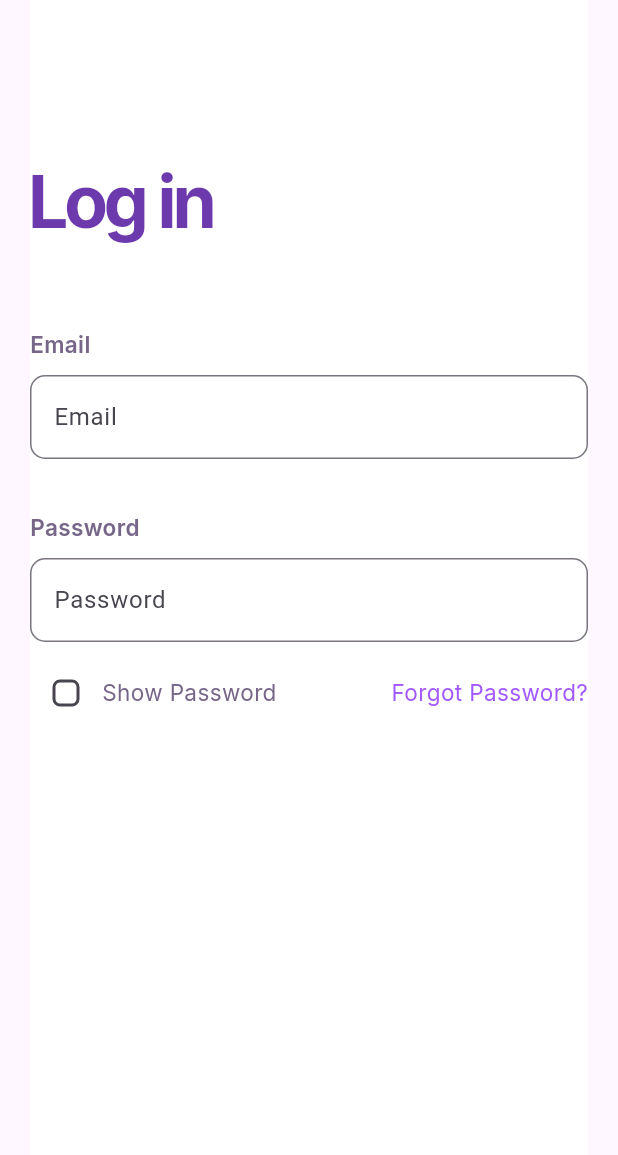
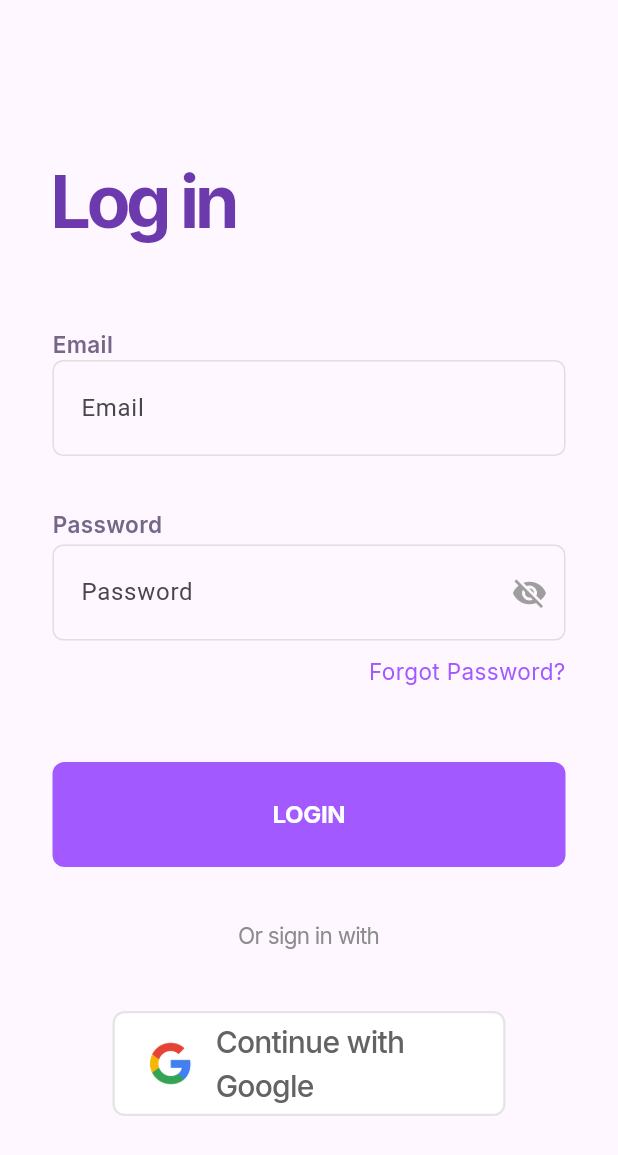
Before and after one commit to ranielART/flutter-shoetally-, a Flutter app: the screen it shows after launch, on a phone screen of 412 x 824 dp. Shown: the top 1155 px of the screen. Run offline on Flutter 3.47's test engine with Material 3 defaults, Android fonts, the phone set to English and light mode, and no system bars; our stand-ins replace firebase_core, google_fonts; accounts and stored records are empty.

Commit message:
finished the login ui

```diff
--- a/lib/screens/login_screen.dart
+++ b/lib/screens/login_screen.dart
@@ -17,8 +17,7 @@ class _LoginScreenState extends State<LoginScreen> {
   Widget build(BuildContext context) {
     return Scaffold(
       body: Container(
-        color: Colors.white,
-        margin: const EdgeInsetsDirectional.symmetric(horizontal: 20),
+        margin: const EdgeInsetsDirectional.symmetric(horizontal: 35),
         child: Column(
           mainAxisAlignment: MainAxisAlignment.start,
           crossAxisAlignment: CrossAxisAlignment.start,
@@ -47,14 +46,28 @@ class _LoginScreenState extends State<LoginScreen> {
                       color: const Color(0xFF766789),
                     ),
                   ),
-                  const SizedBox(height: 10),
                   TextField(
                     controller: emailTextField,
                     keyboardType: TextInputType.emailAddress,
                     decoration: InputDecoration(
                       hintText: 'Email',
-                      border: OutlineInputBorder(
-                        borderRadius: BorderRadius.circular(10.0),
+                      enabledBorder: OutlineInputBorder(
+                        borderRadius: BorderRadius.circular(7.0),
+                        borderSide: const BorderSide(
+                          color: Color.fromARGB(255, 223, 223,
+                              223), // grey color for enabled border
+                        ),
+                      ),
+                      focusedBorder: OutlineInputBorder(
+                        borderRadius: BorderRadius.circular(7.0),
+                        borderSide: const BorderSide(
+                          color: Color(
+                              0xFF6C3AAC), // purple color for focused border
+                        ),
+                      ),
+                      contentPadding: const EdgeInsets.symmetric(
+                        vertical: 20.0, // increase height
+                        horizontal: 15.0, // add horizontal padding
                       ),
                     ),
                   ),
@@ -67,47 +80,50 @@ class _LoginScreenState extends State<LoginScreen> {
                       color: const Color(0xFF766789),
                     ),
                   ),
-                  const SizedBox(height: 10),
+                  const SizedBox(height: 3),
                   TextField(
                     controller: passwordTextField,
                     obscureText: !_showPassword,
                     decoration: InputDecoration(
                       hintText: 'Password',
-                      border: OutlineInputBorder(
-                        borderRadius: BorderRadius.circular(10.0),
+                      suffixIcon: IconButton(
+                        icon: Icon(
+                          _showPassword
+                              ? Icons.visibility
+                              : Icons.visibility_off,
+                          color: _showPassword ? Colors.red : Colors.grey,
+                        ),
+                        onPressed: () {
+                          setState(
+                            () {
+                              _showPassword = !_showPassword;
+                            },
+                          );
+                        },
+                      ),
+                      enabledBorder: OutlineInputBorder(
+                        borderRadius: BorderRadius.circular(7.0),
+                        borderSide: const BorderSide(
+                          color: Color.fromARGB(255, 223, 223,
+                              223), // grey color for enabled border
+                        ),
+                      ),
+                      focusedBorder: OutlineInputBorder(
+                        borderRadius: BorderRadius.circular(7.0),
+                        borderSide: const BorderSide(
+                          color: Color(
+                              0xFF6C3AAC), // purple color for focused border
+                        ),
+                      ),
+                      contentPadding: const EdgeInsets.symmetric(
+                        vertical: 20.0, // increase height
+                        horizontal: 15.0, // add horizontal padding
                       ),
                     ),
                   ),
                   const SizedBox(height: 10),
                   Row(
                     children: [
-                      Checkbox(
-                      shape: RoundedRectangleBorder(
-                        borderRadius: BorderRadius.circular(5.0),
-                      ),
-                      value: _showPassword,
-                      onChanged: (bool? value) {
-                        setState(
-                        () {
-                          _showPassword = value ?? false;
-                        },
-                        );
-                      },
-                      ),
-                      InkWell(
-                      onTap: () {
-                        setState(() {
-                        _showPassword = !_showPassword;
-                        });
-                      },
-                      child: Text(
-                        'Show Password',
-                        style: GoogleFonts.inter(
-                        fontSize: 15,
-                        color: const Color(0xFF766789),
-                        ),
-                      ),
-                      ),
                       const Spacer(),
                       InkWell(
                         onTap: () {
@@ -122,10 +138,83 @@ class _LoginScreenState extends State<LoginScreen> {
                         ),
                       ),
                     ],
-                  )
+                  ),
                 ],
               ),
             ),
+            const SizedBox(height: 50),
+            Center(
+              child: ElevatedButton(
+                onPressed: () {
+                  // Handle login logic here
+                },
+                style: ElevatedButton.styleFrom(
+                  foregroundColor: Colors.white,
+                  backgroundColor: const Color(0xFFA259FF),
+                  minimumSize: const Size.fromHeight(70),
+                  elevation: 0,
+                  shape: RoundedRectangleBorder(
+                    borderRadius: BorderRadius.circular(8.0),
+                  ),
+                ),
+                child: Text(
+                  'LOGIN',
+                  style: GoogleFonts.inter(
+                    fontSize: 16,
+                    letterSpacing: -0.2,
+                    fontWeight: FontWeight.bold,
+                    color: Colors.white,
+                  ),
+                ),
+              ),
+            ),
+            const SizedBox(height: 35),
+            Center(
+              child: Text(
+                'Or sign in with',
+                style: GoogleFonts.inter(
+                  fontSize: 15,
+                  color: const Color.fromARGB(255, 140, 140, 140),
+                  letterSpacing: -0.5,
+                ),
+              ),
+            ),
+            Padding(
+              padding: const EdgeInsets.all(40.0),
+              child: Center(
+                child: ElevatedButton.icon(
+                  onPressed: () {
+                    // Google sign-in logic diri
+                  },
+                  style: ElevatedButton.styleFrom(
+                    foregroundColor: Colors.purple,
+                    backgroundColor: Colors.white,
+                    minimumSize: const Size.fromHeight(70),
+                    elevation: 0,
+                    shape: RoundedRectangleBorder(
+                      borderRadius: BorderRadius.circular(8.0),
+                      side: const BorderSide(
+                          color: Color.fromARGB(255, 228, 228, 228),
+                          width: 1.5),
+                    ),
+                  ),
+                  icon: Image.asset(
+                    'assets/images/google_logo_colored.png',
+                    height: 45,
+                    width: 45,
+                  ),
+                  label: Text(
+                    'Continue with Google',
+                    style: GoogleFonts.inter(
+                      fontSize: 20,
+                      letterSpacing: -0.5,
+                      fontWeight: FontWeight.w500,
+                      color: const Color.fromARGB(255, 99, 99, 99),
+                    ),
+                  ),
+                ),
+              ),
+            )
           ],
         ),
       ),
--- a/pubspec.yaml
+++ b/pubspec.yaml
@@ -11,7 +11,6 @@ dependencies:
     sdk: flutter
   font_awesome_flutter: ^10.0.0
   google_fonts: ^6.2.1
-
   cupertino_icons: ^1.0.8
   firebase_core: ^3.5.0
   firebase_auth: ^5.3.0
@@ -25,3 +24,5 @@ dev_dependencies:
 
 flutter:
   uses-material-design: true
+  assets:
+    - assets/images/google_logo_colored.png
```
Also changed, not shown: assets/images/google_logo_colored.png (added). Lines whose indentation alone changed are shown as unchanged.
